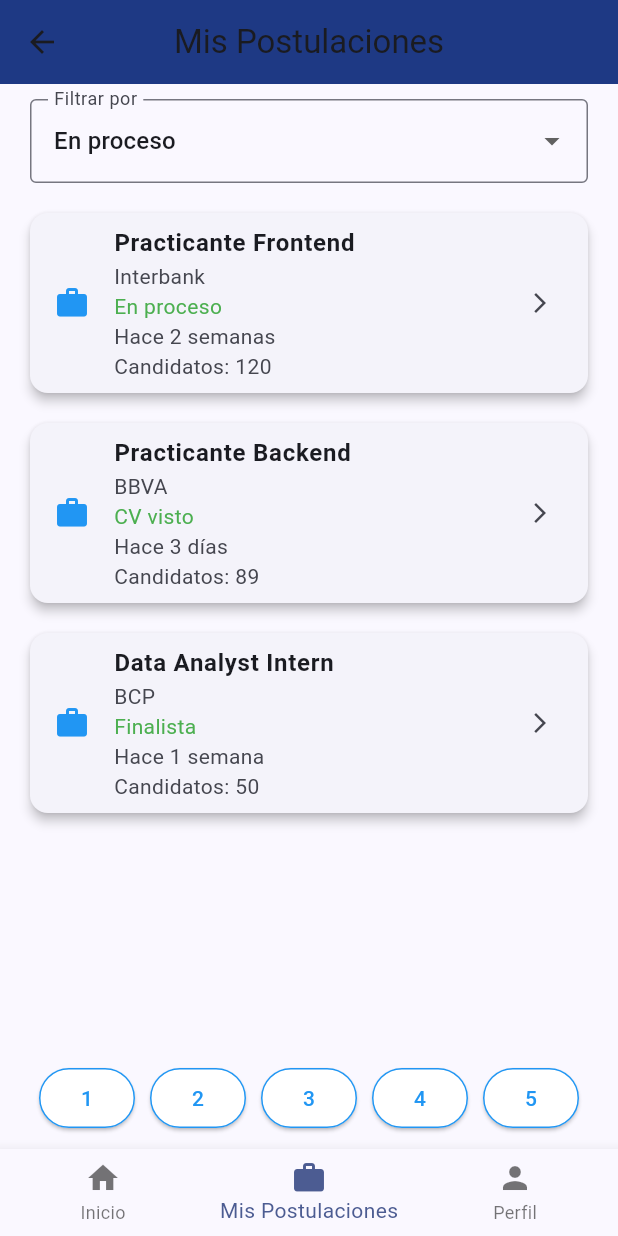
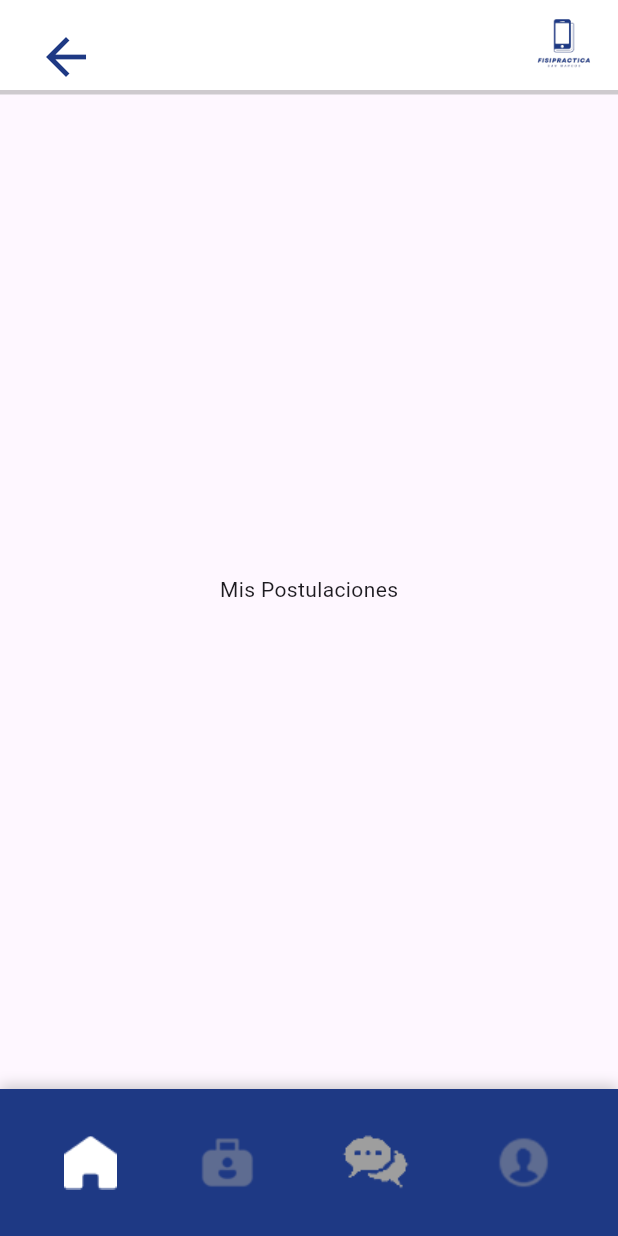
Before and after one commit to LKA102/G7-FISIPRACTICA, a Flutter app: the MisPostulacionesScreen screen opened directly, on a phone screen of 412 x 824 dp. Run offline on Flutter 3.47's test engine with Material 3 defaults, Android fonts, the phone set to English and light mode, and no system bars; our stand-ins replace dio, flutter_dotenv, logger; accounts and stored records are empty.

Commit message:
Vista mis postulaciones

```diff
--- a/flutter_app/lib/screens/mis_postulaciones_screen.dart
+++ b/flutter_app/lib/screens/mis_postulaciones_screen.dart
@@ -1,4 +1,6 @@
 import 'package:flutter/material.dart';
+import '../widgets/header.dart';
+import '../widgets/footer_estudiante.dart';
 
 class MisPostulacionesScreen extends StatefulWidget {
   const MisPostulacionesScreen({super.key});
@@ -13,21 +15,15 @@ class _MisPostulacionesScreenState extends State<MisPostulacionesScreen> {
   @override
   Widget build(BuildContext context) {
     return Scaffold(
-      appBar: AppBar(
-        title: const Text("Mis Postulaciones"),
-        backgroundColor: const Color(0xFF1E3984),
-        centerTitle: true,
+      appBar: PreferredSize(
+        preferredSize: Size.fromHeight(
+            60.0), // Ajusta la altura del Header si es necesario
+        child: Header(), // Agrega el header si lo usas en otras pantallas
       ),
-      body: Column(
-        children: [
-          const SizedBox(height: 10),
-          _buildFilter(),
-          const SizedBox(height: 10),
-          Expanded(child: _buildPostulacionesList()),
-          _buildPagination(),
-        ],
+      body: Center(
+        child: Text("Mis Postulaciones"),
       ),
-      bottomNavigationBar: _buildBottomNavigationBar(),
+      bottomNavigationBar: Footer(), // Agregar el footer aquí
     );
   }
 
```
Also changed, not shown: flutter_app/lib/main.dart (+16 -13 lines), flutter_app/lib/widgets/footer_estudiante.dart (+20 -2 lines).
